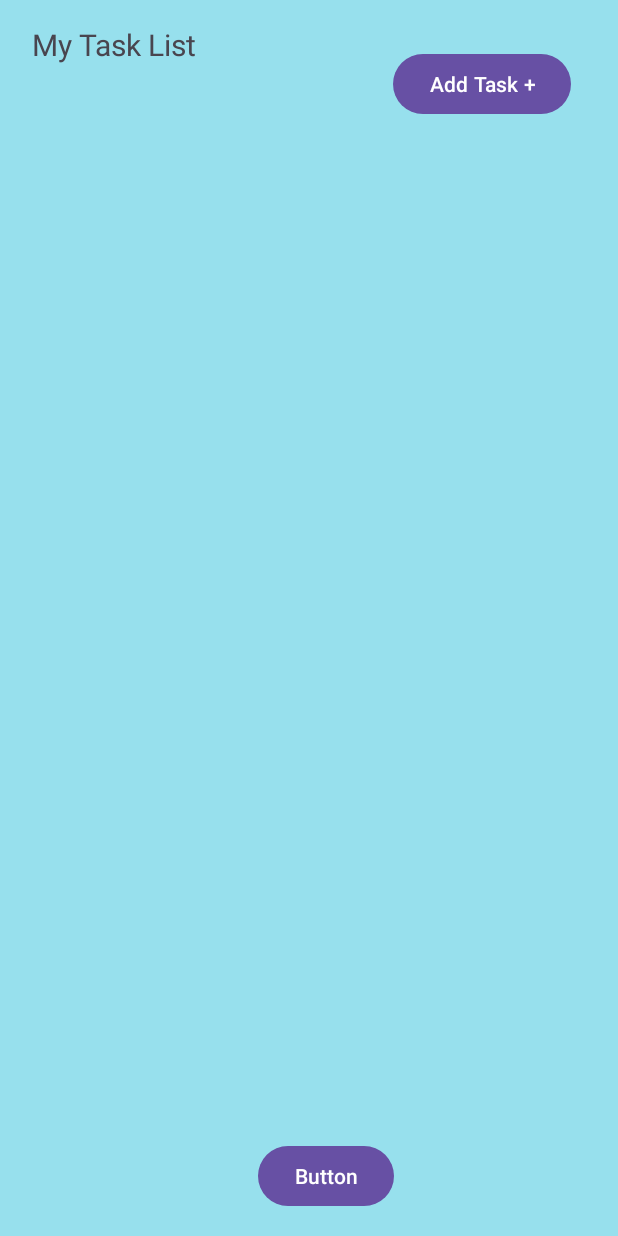
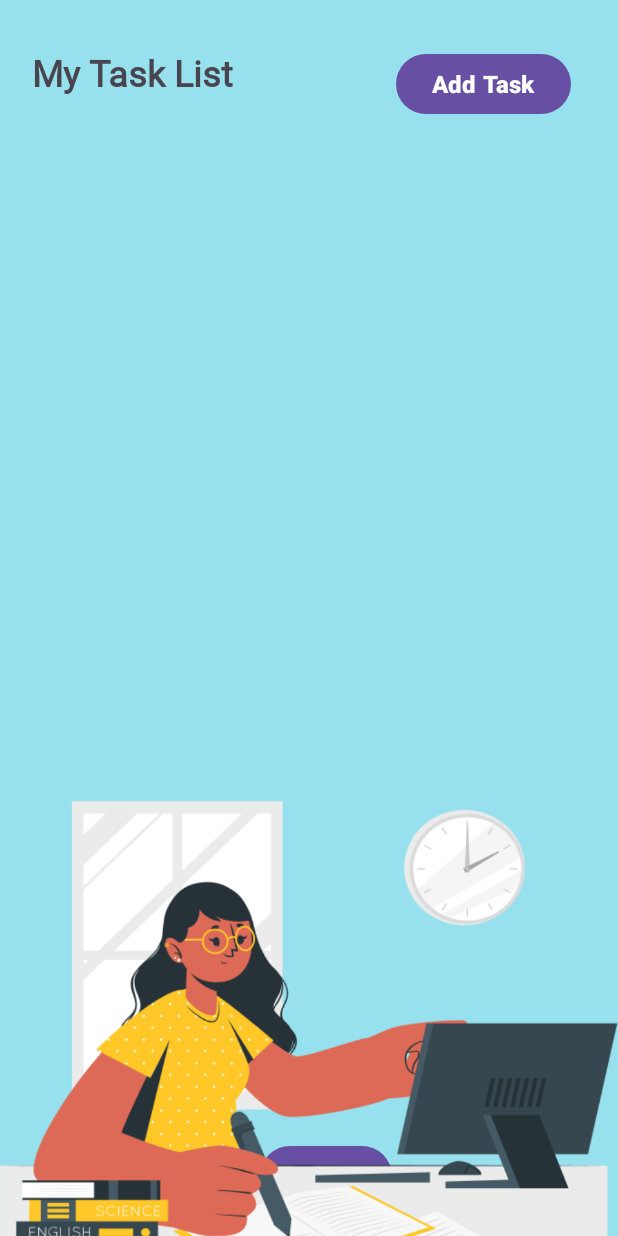
Before and after one commit to KavindyaDolawatta/MAD-task-manager, an Android app: the screen it shows after launch (MainActivity), on a phone screen of 412 x 824 dp. Run offline under Robolectric (Android 15) with nearby library versions, the phone set to English and light mode, and no system bars; our stand-ins replace Room's generated code.

Commit message:
UI enhancements

```diff
--- a/app/src/main/AndroidManifest.xml
+++ b/app/src/main/AndroidManifest.xml
@@ -21,6 +21,9 @@
                 <category android:name="android.intent.category.LAUNCHER" />
             </intent-filter>
         </activity>
+        <meta-data
+            android:name="preloaded_fonts"
+            android:resource="@array/preloaded_fonts" />
     </application>
 
 </manifest>
--- a/app/src/main/java/com/example/taskmanager/ToDoViewHolder.kt
+++ b/app/src/main/java/com/example/taskmanager/ToDoViewHolder.kt
@@ -8,6 +8,7 @@ import androidx.recyclerview.widget.RecyclerView
 class ToDoViewHolder(view: View): RecyclerView.ViewHolder(view) {
     val cbTodo: CheckBox = view.findViewById(R.id.cbTodo)
     val ivDelete: ImageView = view.findViewById(R.id.ivDelete)
+    val ivEdit: ImageView=view.findViewById(R.id.ivEdit)
 
 
 }
--- a/app/src/main/java/com/example/taskmanager/database/TodoDao.kt
+++ b/app/src/main/java/com/example/taskmanager/database/TodoDao.kt
@@ -4,6 +4,7 @@ import androidx.room.Dao
 import androidx.room.Delete
 import androidx.room.Insert
 import androidx.room.Query
+import androidx.room.Update
 
 @Dao
 interface TodoDao {
@@ -13,6 +14,9 @@ interface TodoDao {
     @Delete
     suspend fun delete(toDo: ToDo)
 
+    @Update
+    suspend fun update(toDo: ToDo)
+
     @Query("SELECT * FROM ToDo")
     fun getAllTodoItems():List<ToDo>
 
--- a/app/src/main/java/com/example/taskmanager/database/TodoRepository.kt
+++ b/app/src/main/java/com/example/taskmanager/database/TodoRepository.kt
@@ -7,5 +7,7 @@ class TodoRepository(
     suspend fun insert(toDo: ToDo) = db.getTodoDao().insert(toDo)
     suspend fun delete(toDo: ToDo) = db.getTodoDao().delete(toDo)
 
+    suspend fun update(toDo: ToDo)=db.getTodoDao().update(toDo)
+
     fun getAllTodoItems():List<ToDo> = db.getTodoDao().getAllTodoItems()
 }
--- /dev/null
+++ b/app/src/main/res/drawable/left_24.xml
@@ -0,0 +1,5 @@
+<vector xmlns:android="http://schemas.android.com/apk/res/android" android:height="24dp" android:tint="#000000" android:viewportHeight="24" android:viewportWidth="24" android:width="24dp">
+
+    <path android:fillColor="@android:color/white" android:pathData="M2,12c0,5.52 4.48,10 10,10s10,-4.48 10,-10c0,-5.52 -4.48,-10 -10,-10C6.48,2 2,6.48 2,12zM12,11l4,0v2l-4,0l0,3l-4,-4l4,-4L12,11z"/>
+
+</vector>
--- a/app/src/main/res/layout/activity_main.xml
+++ b/app/src/main/res/layout/activity_main.xml
@@ -18,17 +18,21 @@
         android:layout_marginTop="32dp"
         android:layout_marginEnd="31dp"
         android:text="@string/btnAddItem"
+        android:textSize="16sp"
+        android:textStyle="bold"
         app:layout_constraintEnd_toEndOf="parent"
         app:layout_constraintTop_toTopOf="parent" />
 
     <TextView
         android:id="@+id/textView"
-        android:layout_width="163dp"
-        android:layout_height="36dp"
+        android:layout_width="236dp"
+        android:layout_height="83dp"
         android:layout_marginStart="21dp"
-        android:layout_marginTop="16dp"
+        android:layout_marginTop="32dp"
+        android:fontFamily="@font/bungee_shade"
         android:text="@string/tvTitle"
-        android:textSize="20sp"
+        android:textSize="24sp"
+        android:textStyle="bold"
         app:layout_constraintStart_toStartOf="parent"
         app:layout_constraintTop_toTopOf="parent" />
 
@@ -39,24 +43,36 @@
         android:layout_marginStart="160dp"
         android:layout_marginEnd="137dp"
         android:layout_marginBottom="16dp"
-        android:text="Button"
+        android:text="@string/back"
         app:layout_constraintBottom_toBottomOf="parent"
         app:layout_constraintEnd_toEndOf="parent"
         app:layout_constraintHorizontal_bias="0.5"
         app:layout_constraintStart_toStartOf="parent" />
+
+    <ImageView
+        android:id="@+id/imageView2"
+        android:layout_width="wrap_content"
+        android:layout_height="wrap_content"
+        android:layout_marginTop="1dp"
+        app:layout_constraintBottom_toBottomOf="parent"
+        app:layout_constraintEnd_toEndOf="parent"
+        app:layout_constraintStart_toStartOf="parent"
+        app:layout_constraintTop_toBottomOf="@+id/rvTodoList"
+        app:srcCompat="@drawable/img" />
 
     <androidx.recyclerview.widget.RecyclerView
         android:id="@+id/rvTodoList"
         android:layout_width="0dp"
         android:layout_height="0dp"
         android:layout_marginStart="16dp"
-        android:layout_marginTop="24dp"
+        android:layout_marginTop="60dp"
         android:layout_marginEnd="16dp"
         android:layout_marginBottom="200dp"
         app:layout_constraintBottom_toTopOf="@+id/button2"
         app:layout_constraintEnd_toEndOf="parent"
-        app:layout_constraintHorizontal_bias="0.5"
+        app:layout_constraintHorizontal_bias="0.0"
         app:layout_constraintStart_toStartOf="parent"
-        app:layout_constraintTop_toBottomOf="@+id/btnAddItem" />
+        app:layout_constraintTop_toBottomOf="@+id/btnAddItem"
+        app:layout_constraintVertical_bias="1.0" />
 
 </androidx.constraintlayout.widget.ConstraintLayout>
--- a/app/src/main/res/values/strings.xml
+++ b/app/src/main/res/values/strings.xml
@@ -1,10 +1,11 @@
 <resources>
     <string name="app_name">TaskManager</string>
     <string name="tvTitle">My Task List</string>
-    <string name="btnAddItem">Add Task +</string>
-    <string name="alertTitle">Enter new task toadd:</string>
+    <string name="btnAddItem">Add Task</string>
+    <string name="alertTitle">Enter new task to add:</string>
     <string name="write_about_your_day">Manage your day to day tasks</string>
     <string name="capture_and_reflect_on_the_highlights_of_your_day_with_ease_and_express_your_thoughts">Easy to plan your day with Task Manager. You can add upcoming tasks, view saved tasks , and delete complete tasks fron the interface.\n</string>
     <string name="button1">Get started</string>
     <string name="button9">Get started</string>
+    <string name="back">Back</string>
 </resources>
```
Also changed, not shown: app/src/main/res/layout/view_task.xml (+9 -2 lines).
